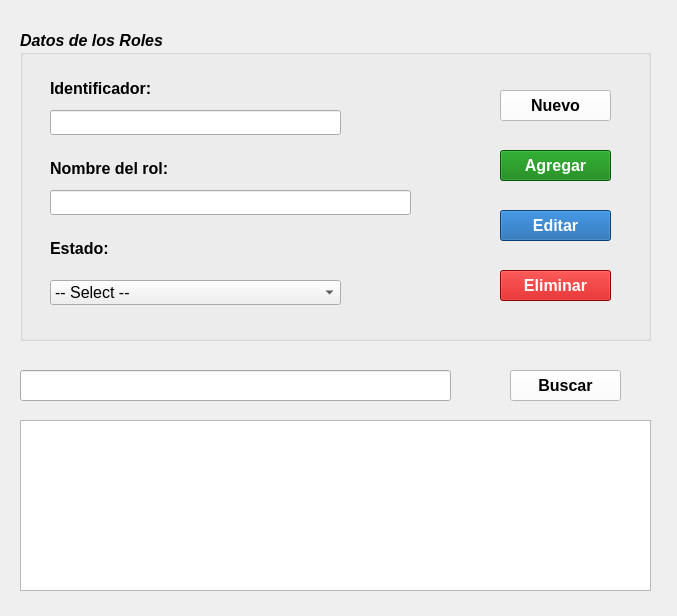
Above: vistas/FrmRol.ui from G-Mann00/HR_Seguridad before the change. Below: the same form after it.
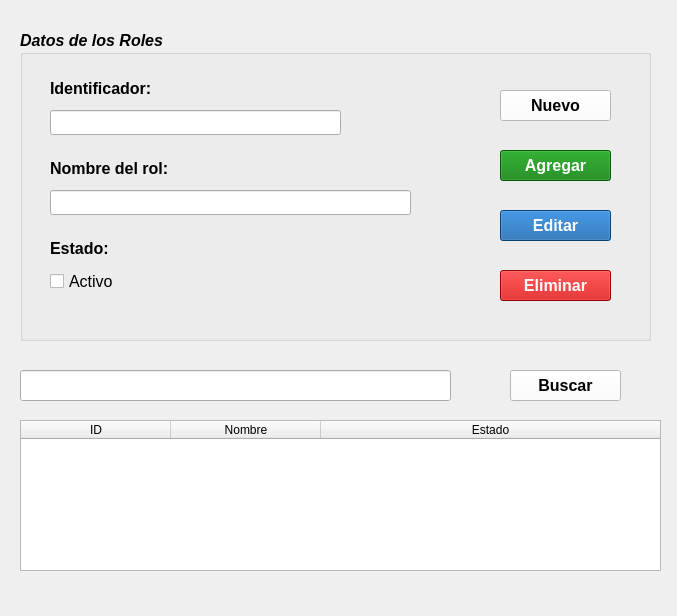
That is the form after the change. Icons and pictures are not drawn.

What changed in the file:
```diff
--- a/vistas/FrmRol.ui
+++ b/vistas/FrmRol.ui
@@ -147,33 +147,6 @@
      </font>
     </property>
    </widget>
-   <widget class="QComboBox" name="cbx_estado">
-    <property name="geometry">
-     <rect>
-      <x>30</x>
-      <y>250</y>
-      <width>291</width>
-      <height>25</height>
-     </rect>
-    </property>
-    <property name="font">
-     <font>
-      <pointsize>12</pointsize>
-      <weight>50</weight>
-      <italic>false</italic>
-      <bold>false</bold>
-      <kerning>false</kerning>
-     </font>
-    </property>
-    <property name="toolTip">
-     <string>&lt;html&gt;&lt;head/&gt;&lt;body&gt;&lt;p&gt;Select&lt;/p&gt;&lt;p&gt;&lt;br/&gt;&lt;/p&gt;&lt;/body&gt;&lt;/html&gt;</string>
-    </property>
-    <item>
-     <property name="text">
-      <string>-- Select --</string>
-     </property>
-    </item>
-   </widget>
    <widget class="QPushButton" name="btn_agregar">
     <property name="geometry">
      <rect>
@@ -355,6 +328,28 @@
      </size>
     </property>
    </widget>
+   <widget class="QCheckBox" name="checkBox">
+    <property name="geometry">
+     <rect>
+      <x>30</x>
+      <y>240</y>
+      <width>92</width>
+      <height>23</height>
+     </rect>
+    </property>
+    <property name="font">
+     <font>
+      <pointsize>12</pointsize>
+      <weight>50</weight>
+      <italic>false</italic>
+      <bold>false</bold>
+      <kerning>false</kerning>
+     </font>
+    </property>
+    <property name="text">
+     <string>Activo</string>
+    </property>
+   </widget>
   </widget>
   <widget class="QLineEdit" name="le_buscador">
    <property name="geometry">
@@ -371,16 +366,6 @@
     </font>
    </property>
   </widget>
-  <widget class="QTableView" name="tv_rol">
-   <property name="geometry">
-    <rect>
-     <x>20</x>
-     <y>420</y>
-     <width>631</width>
-     <height>171</height>
-    </rect>
-   </property>
-  </widget>
   <widget class="QPushButton" name="btn_buscar">
    <property name="geometry">
     <rect>
@@ -415,6 +400,49 @@
     </size>
    </property>
   </widget>
+  <widget class="QTableWidget" name="tw_registroRoles">
+   <property name="geometry">
+    <rect>
+     <x>20</x>
+     <y>420</y>
+     <width>641</width>
+     <height>151</height>
+    </rect>
+   </property>
+   <property name="sizeAdjustPolicy">
+    <enum>QAbstractScrollArea::AdjustToContents</enum>
+   </property>
+   <property name="editTriggers">
+    <set>QAbstractItemView::NoEditTriggers</set>
+   </property>
+   <property name="selectionMode">
+    <enum>QAbstractItemView::SingleSelection</enum>
+   </property>
+   <property name="selectionBehavior">
+    <enum>QAbstractItemView::SelectRows</enum>
+   </property>
+   <attribute name="horizontalHeaderDefaultSectionSize">
+    <number>150</number>
+   </attribute>
+   <attribute name="horizontalHeaderStretchLastSection">
+    <bool>true</bool>
+   </attribute>
+   <column>
+    <property name="text">
+     <string>ID</string>
+    </property>
+   </column>
+   <column>
+    <property name="text">
+     <string>Nombre</string>
+    </property>
+   </column>
+   <column>
+    <property name="text">
+     <string>Estado</string>
+    </property>
+   </column>
+  </widget>
  </widget>
  <tabstops>
   <tabstop>le_identificador</tabstop>
```
Left out of the diff: 2 changed lines with no effect on the pictures.
